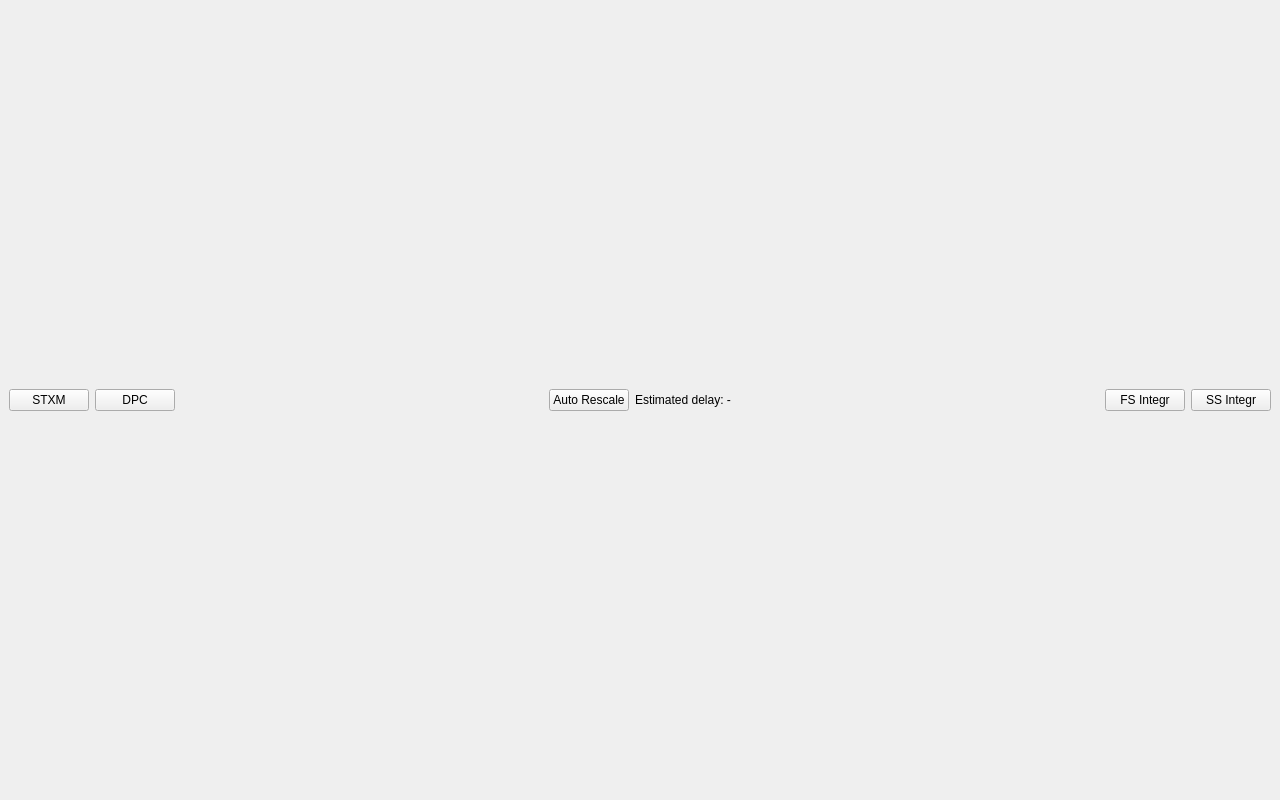
This is GUI/UI/OndaMLLViewer.ui in omdevteam/om as Qt 5 draws it before an edit. The edited form follows.
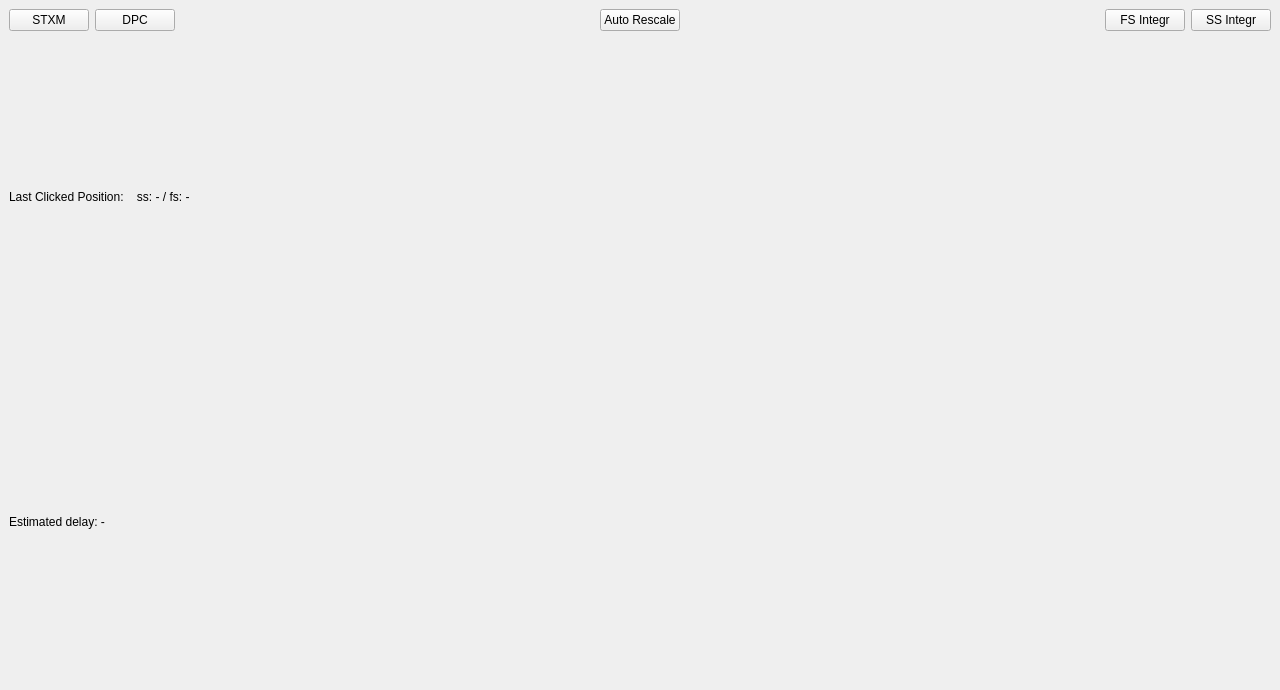
This is the edited form.

Commit message: Show last clicked position

Diff of the .ui file:
```diff
--- a/GUI/UI/OndaMLLViewer.ui
+++ b/GUI/UI/OndaMLLViewer.ui
@@ -7,7 +7,7 @@
     <x>0</x>
     <y>0</y>
     <width>1280</width>
-    <height>800</height>
+    <height>690</height>
    </rect>
   </property>
   <property name="windowTitle">
@@ -15,7 +15,7 @@
   </property>
   <widget class="QWidget" name="centralwidget">
    <layout class="QGridLayout" name="gridLayout">
-    <item row="0" column="0">
+    <item row="0" column="1">
      <layout class="QVBoxLayout" name="verticalLayout">
       <item>
        <layout class="QHBoxLayout" name="imageViewLayout"/>
@@ -23,6 +23,10 @@
       <item>
        <layout class="QHBoxLayout" name="buttonLayout">
         <item>
+         <layout class="QVBoxLayout" name="verticalLayout_4">
+          <item>
+           <layout class="QHBoxLayout" name="horizontalLayout_3">
+            <item>
          <layout class="QHBoxLayout" name="buttonLayout1">
           <item>
            <widget class="QPushButton" name="stxmButton">
@@ -79,14 +83,7 @@
          </widget>
         </item>
         <item>
-         <widget class="QLabel" name="delayLabel">
-          <property name="text">
-           <string>Estimated delay: -</string>
-          </property>
-         </widget>
-        </item>
-        <item>
-         <spacer name="horizontalSpacer_2">
+             <spacer name="horizontalSpacer_4">
           <property name="orientation">
            <enum>Qt::Horizontal</enum>
           </property>
@@ -131,6 +128,58 @@
              <string notr="true">fsSsButtonGroup</string>
             </attribute>
            </widget>
+              </item>
+             </layout>
+            </item>
+           </layout>
+          </item>
+          <item>
+           <layout class="QHBoxLayout" name="horizontalLayout_4">
+            <item>
+             <widget class="QLabel" name="lastClickedPosLabel">
+              <property name="text">
+               <string>Last Clicked Position:    ss: - / fs: -</string>
+              </property>
+             </widget>
+            </item>
+            <item>
+             <spacer name="horizontalSpacer_3">
+              <property name="orientation">
+               <enum>Qt::Horizontal</enum>
+              </property>
+              <property name="sizeHint" stdset="0">
+               <size>
+                <width>40</width>
+                <height>20</height>
+               </size>
+              </property>
+             </spacer>
+            </item>
+           </layout>
+          </item>
+          <item>
+           <layout class="QHBoxLayout" name="horizontalLayout">
+            <item>
+             <widget class="QLabel" name="delayLabel">
+              <property name="text">
+               <string>Estimated delay: -</string>
+              </property>
+             </widget>
+            </item>
+            <item>
+             <spacer name="horizontalSpacer_2">
+              <property name="orientation">
+               <enum>Qt::Horizontal</enum>
+              </property>
+              <property name="sizeHint" stdset="0">
+               <size>
+                <width>40</width>
+                <height>20</height>
+               </size>
+              </property>
+             </spacer>
+            </item>
+           </layout>
           </item>
          </layout>
         </item>
```
Lines whose indentation alone changed are shown as unchanged. The commit also changes 2 other files.
